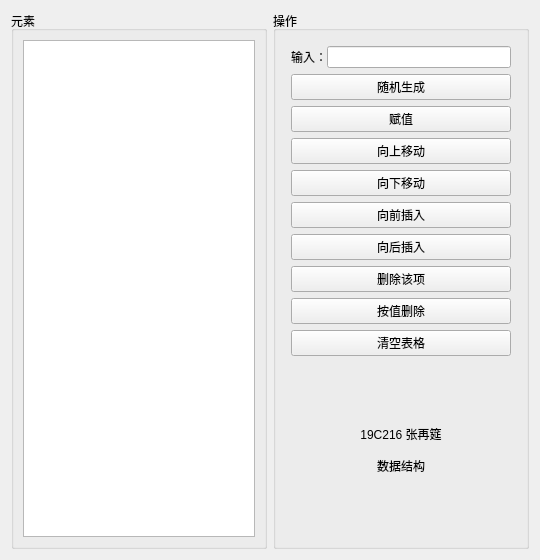
First picture: the form in vectest.ui, repository zzaiyan/VisualList-Qt, before the edit.
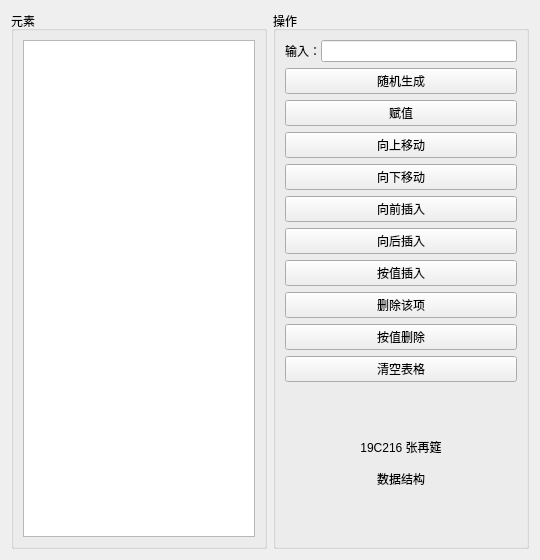
Second picture: the form after the edit.

Diff of the .ui file:
```diff
--- a/vectest.ui
+++ b/vectest.ui
@@ -86,21 +86,7 @@
      <property name="title">
       <string>操作</string>
      </property>
-     <layout class="QHBoxLayout" name="horizontalLayout_3">
-      <item>
        <layout class="QVBoxLayout" name="verticalLayout">
-        <property name="spacing">
-         <number>6</number>
-        </property>
-        <property name="leftMargin">
-         <number>6</number>
-        </property>
-        <property name="topMargin">
-         <number>6</number>
-        </property>
-        <property name="rightMargin">
-         <number>6</number>
-        </property>
         <item>
          <layout class="QHBoxLayout" name="horizontalLayout">
           <property name="spacing">
@@ -175,6 +161,13 @@
           </property>
          </widget>
         </item>
+      <item>
+       <widget class="QPushButton" name="insByValue">
+        <property name="text">
+         <string>按值插入</string>
+        </property>
+       </widget>
+      </item>
         <item>
          <widget class="QPushButton" name="delButton">
           <property name="text">
@@ -207,8 +200,6 @@
            <set>Qt::AlignCenter</set>
           </property>
          </widget>
-        </item>
-       </layout>
       </item>
      </layout>
     </widget>
```
Lines whose indentation alone changed are shown as unchanged.
